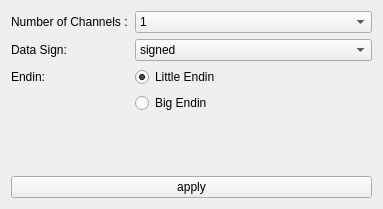
Before: the Qt Designer form visualization/GUI/signal/signalinformationui.ui in sepehrgh98/PyCoolEdit, drawn with Qt 5.
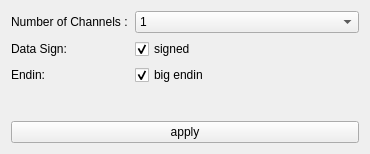
After: the same form once the commit is applied.

The edit to the form file:
```diff
--- a/visualization/GUI/signal/signalinformationui.ui
+++ b/visualization/GUI/signal/signalinformationui.ui
@@ -6,8 +6,8 @@
    <rect>
     <x>0</x>
     <y>0</y>
-    <width>383</width>
-    <height>209</height>
+    <width>370</width>
+    <height>154</height>
    </rect>
   </property>
   <property name="windowTitle">
@@ -76,36 +76,15 @@
        </widget>
       </item>
       <item row="3" column="1">
-       <widget class="QComboBox" name="dataSignComboBox">
-        <item>
-         <property name="text">
-          <string>signed</string>
-         </property>
-        </item>
-        <item>
-         <property name="text">
-          <string>unsigned</string>
-         </property>
-        </item>
-       </widget>
-      </item>
-      <item row="5" column="1">
-       <widget class="QRadioButton" name="radioButton">
+       <widget class="QCheckBox" name="signCheckBox">
         <property name="text">
-         <string>Little Endin</string>
+         <string>signed</string>
         </property>
         <property name="checked">
          <bool>true</bool>
         </property>
        </widget>
       </item>
-      <item row="6" column="1">
-       <widget class="QRadioButton" name="radioButton_2">
-        <property name="text">
-         <string>Big Endin</string>
-        </property>
-       </widget>
-      </item>
       <item row="5" column="0">
        <widget class="QLabel" name="label_3">
         <property name="text">
@@ -113,6 +92,16 @@
         </property>
        </widget>
       </item>
+      <item row="5" column="1">
+       <widget class="QCheckBox" name="bigEndinCheckBox">
+        <property name="text">
+         <string>big endin</string>
+        </property>
+        <property name="checked">
+         <bool>true</bool>
+        </property>
+       </widget>
+      </item>
      </layout>
     </widget>
    </item>
```
